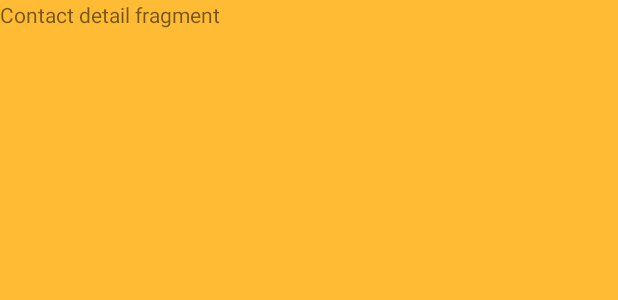
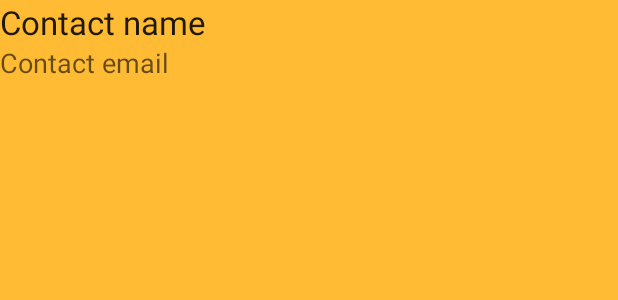
Before and after one commit to groepc/idh11-mv-contactcard, an Android app: the layout contact_detail_fragment.xml on its own in the app's theme, with its tools: preview values and no code run, on a phone screen of 412 x 824 dp. Shown: the top 300 px of the screen. Run offline under Robolectric (Android 15) with nearby library versions, the phone set to English and light mode, and no system bars.

Commit message:
started working on loading contact in detail fragment

```diff
--- a/app/src/main/res/layout-port/activity_main.xml
+++ b/app/src/main/res/layout-port/activity_main.xml
@@ -6,7 +6,7 @@
     android:orientation="vertical">
 
     <fragment
-        android:id="@+id/fragment_a"
+        android:id="@+id/contact_list_fragment"
         android:layout_width="match_parent"
         android:layout_weight="1"
         android:layout_height="0dp"
--- a/app/src/main/res/layout/contact_detail_fragment.xml
+++ b/app/src/main/res/layout/contact_detail_fragment.xml
@@ -1,13 +1,28 @@
 <?xml version="1.0" encoding="utf-8"?>
 <LinearLayout xmlns:android="http://schemas.android.com/apk/res/android"
-    android:orientation="vertical"
     android:layout_width="match_parent"
     android:layout_height="match_parent"
-    android:background="@android:color/holo_orange_light">
+    android:background="@android:color/holo_orange_light"
+    android:orientation="vertical">
 
     <TextView
-        android:layout_width="wrap_content"
+        android:layout_width="fill_parent"
         android:layout_height="wrap_content"
-        android:text="Contact detail fragment"
-        android:id="@+id/textView" />
+        android:textAppearance="?android:attr/textAppearanceLarge"
+        android:text="Contact name"
+        android:id="@+id/contactName"
+        android:ellipsize="end"
+        android:maxLines="1"
+        android:scrollHorizontally="true" />
+
+    <TextView
+        android:layout_width="fill_parent"
+        android:layout_height="wrap_content"
+        android:textAppearance="?android:attr/textAppearanceMedium"
+        android:text="Contact email"
+        android:id="@+id/contactEmail"
+        android:ellipsize="end"
+        android:maxLines="1"
+        android:scrollHorizontally="true" />
+
 </LinearLayout>
```
Also changed, not shown: app/src/main/java/miekevadiem/edu/contactcard/ContactDBHandler.java (+15 -37 lines), app/src/main/java/miekevadiem/edu/contactcard/DetailFragment.java (+11 -4 lines), app/src/main/java/miekevadiem/edu/contactcard/ListFragment.java (+4 -8 lines), app/src/main/java/miekevadiem/edu/contactcard/MainActivity.java (+9 -30 lines), app/src/main/assets/databases/contacts.db (added), 1 other file.
